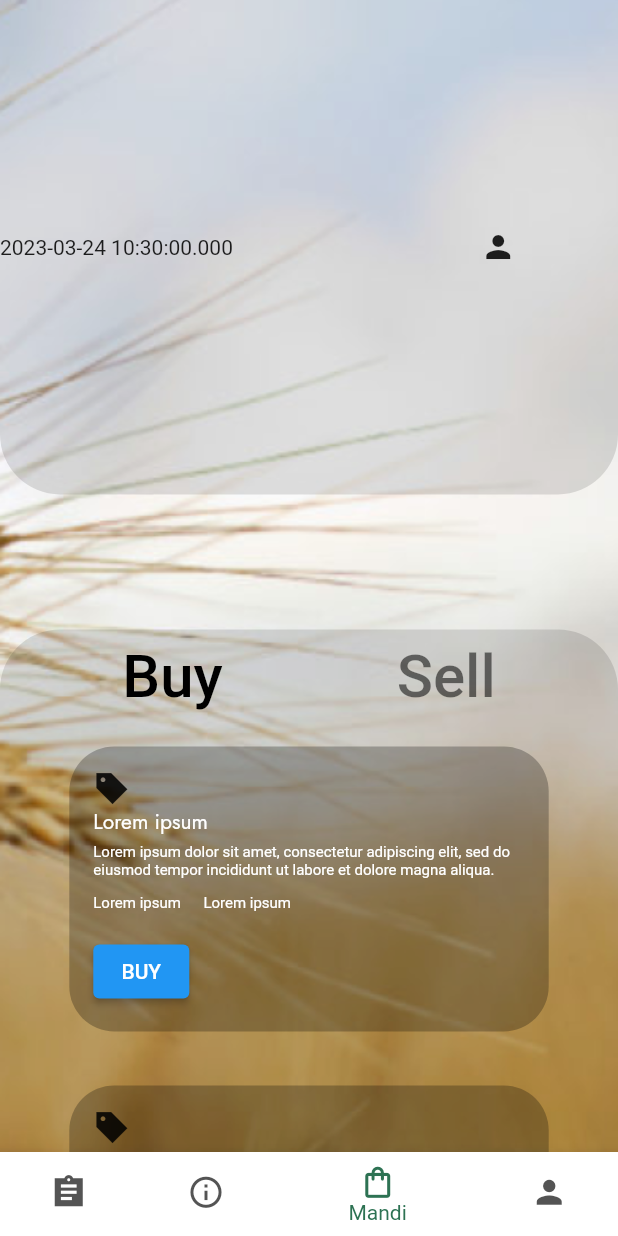
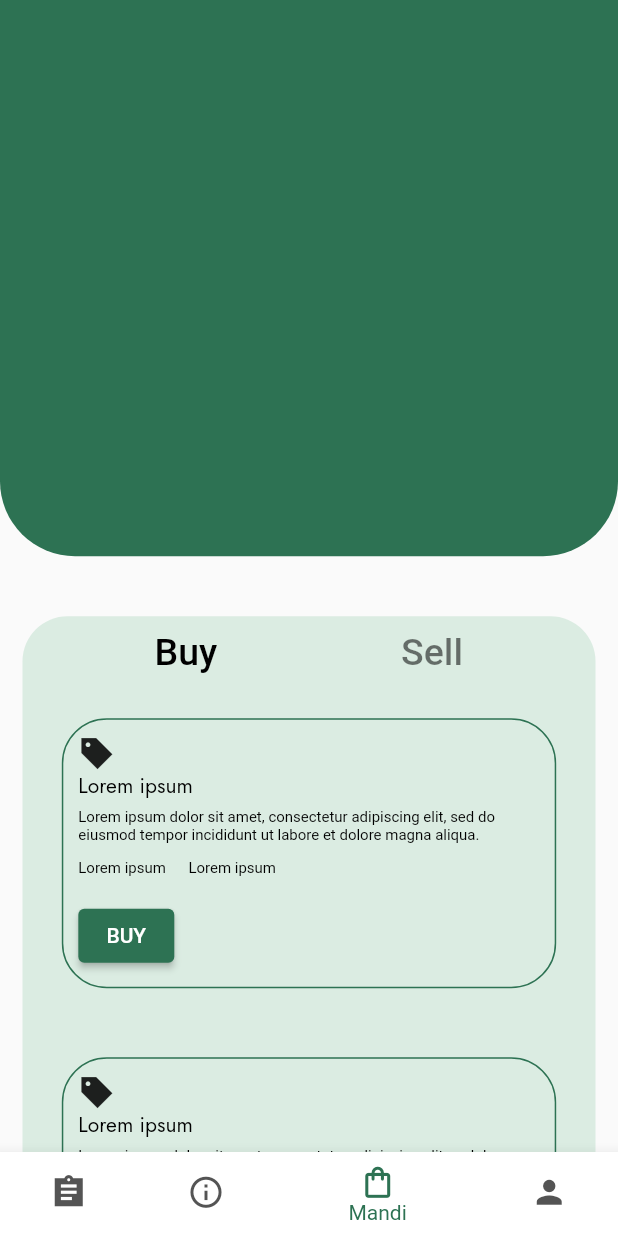
Before and after one commit to Krishi-Gyan/Krishi-Gyan-App, a Flutter app: the BNB screen opened by its route, item 3 of the bottom bar chosen, on a phone screen of 412 x 824 dp. Run offline on Flutter 3.47's test engine with Material 2 defaults, Android fonts, the phone set to English and light mode, and no system bars; our stand-ins replace font_awesome_flutter, google_fonts; missing offline and left inert: menu_button.

Commit message:
Changed the ui style

```diff
--- a/lib/bottom_navigation.dart
+++ b/lib/bottom_navigation.dart
@@ -1,5 +1,6 @@
 import 'package:flutter/material.dart';
-import 'package:krishi_gyan/widgets/recommendation.dart';
+import 'package:krishi_gyan/screens/gyan.dart';
+import 'package:krishi_gyan/screens/recommendation.dart';
 import 'package:krishi_gyan/screens/recom_screen.dart';
 
 import 'screens/account_page.dart';
@@ -15,7 +16,7 @@ class BNB extends StatefulWidget {
 class _BNBState extends State<BNB> {
   var selectedItem = 0;
   List children = [
-    const Mandi(),
+    const KrishiGyan(),
     const RecomScreen(),
     const Mandi(),
     const AccountPage(),
--- a/lib/main.dart
+++ b/lib/main.dart
@@ -1,6 +1,6 @@
 import 'package:flutter/material.dart';
 import 'package:krishi_gyan/screens/recom_screen.dart';
-import 'widgets/recommendation.dart';
+import 'screens/recommendation.dart';
 
 import 'screens/home_page.dart';
 import 'screens/landing_page.dart';
--- a/lib/screens/mandi.dart
+++ b/lib/screens/mandi.dart
@@ -1,5 +1,6 @@
 import 'package:flutter/material.dart';
 import 'package:font_awesome_flutter/font_awesome_flutter.dart';
+import 'package:krishi_gyan/constants/colors.dart';
 import 'package:krishi_gyan/widgets/cards.dart';
 
 enum WidgetMake { buy, sell }
@@ -19,54 +20,41 @@ class _MandiState extends State<Mandi> {
     String datetime = DateTime.now().toString();
     final size = MediaQuery.of(context).size;
     return Scaffold(
-      body: Stack(children: <Widget>[
-        // ignore: unnecessary_new
-        new Container(
-          decoration: const BoxDecoration(
-            image: DecorationImage(
-              image: AssetImage(
-                  "assets/landing_page_pic.png"), // <-- BACKGROUND IMAGE
-              fit: BoxFit.cover,
-            ),
-          ),
-        ),
-
-        SingleChildScrollView(
+      body: SingleChildScrollView(
         child: Column(
           children: <Widget>[
             Container(
-                height: size.height * 0.4,
+              height: size.height * 0.45,
               width: size.width,
               decoration: const BoxDecoration(
-                    color: Colors.black12, //color
+                  color: darkGreen, //color
                   borderRadius: BorderRadius.only(
-                        bottomLeft: Radius.circular(40),
-                        bottomRight: Radius.circular(40))),
-                child: Align(
-                  alignment: Alignment.centerLeft,
-                  child: Row(
-                    children: <Widget>[
-                      Text(
-                        datetime,
-                        textAlign: TextAlign.left,
-                      ),
-                      SizedBox(
-                        width: size.width * 0.4,
-                      ),
-                      const Icon(Icons.person)
-                    ],
-                  ),
-                ),
+                      bottomLeft: Radius.circular(50),
+                      bottomRight: Radius.circular(50))),
+              // child: Align(
+              //   alignment: Alignment.centerLeft,
+              //   child: Row(
+              //     children: <Widget>[
+              //       Text(
+              //         datetime,
+              //         textAlign: TextAlign.left,
+              //       ),
+              //       SizedBox(
+              //         width: size.width * 0.4,
+              //       ),
+              //       const Icon(Icons.person)
+              //     ],
+              //   ),
+              // ),
             ),
             const SizedBox(
-                height: 90,
+              height: 25,
             ),
             Container(
+              margin: const EdgeInsets.all(15),
               decoration: const BoxDecoration(
-                    color: Colors.black12, //color
-                    borderRadius: BorderRadius.only(
-                        topLeft: Radius.circular(40),
-                        topRight: Radius.circular(40))),
+                  color: lightGreen, //color
+                  borderRadius: BorderRadius.all(Radius.circular(30))),
               height: size.height * 0.5,
               width: size.width,
               child: SingleChildScrollView(
@@ -83,7 +71,7 @@ class _MandiState extends State<Mandi> {
                           },
                           child: Text("Buy",
                               style: TextStyle(
-                                    fontSize: 40,
+                                  fontSize: 25,
                                   color: (b == WidgetMake.buy)
                                       ? Colors.black
                                       : Colors.black54)),
@@ -100,13 +88,16 @@ class _MandiState extends State<Mandi> {
                           child: Text(
                             "Sell",
                             style: TextStyle(
-                                  fontSize: 40,
+                                fontSize: 25,
                                 color: (b == WidgetMake.sell)
                                     ? Colors.black
                                     : Colors.black54),
                           ),
                         ),
                       ],
+                    ),
+                    const SizedBox(
+                      height: 10,
                     ),
                     Container(
                       child: getCustomContainer(),
@@ -118,8 +109,6 @@ class _MandiState extends State<Mandi> {
           ],
         ),
       ),
-      ]),
-      backgroundColor: const Color.fromARGB(255, 189, 207, 135),
     );
   }
 
@@ -140,13 +129,16 @@ class _MandiState extends State<Mandi> {
         Container(
           width: MediaQuery.of(context).size.width * 0.9,
           decoration: BoxDecoration(
-              color: Colors.black26,
-              border: Border.all(color: Colors.black26),
+              color: Colors.transparent,
+              border: Border.all(color: darkGreen),
               borderRadius: BorderRadius.circular(20.0)),
           child: Padding(
             padding: const EdgeInsets.only(left: 20.0),
             child: ListTile(
-              leading: const FaIcon(FontAwesomeIcons.tree),
+              leading: const FaIcon(
+                FontAwesomeIcons.tree,
+                color: darkGreen,
+              ),
               title: TextFormField(
                 // controller: passwordController,
 
@@ -162,13 +154,16 @@ class _MandiState extends State<Mandi> {
         Container(
           width: MediaQuery.of(context).size.width * 0.9,
           decoration: BoxDecoration(
-              color: Colors.black26,
-              border: Border.all(color: Colors.black26),
+              color: Colors.transparent,
+              border: Border.all(color: darkGreen),
               borderRadius: BorderRadius.circular(20.0)),
           child: Padding(
             padding: const EdgeInsets.only(left: 20.0),
             child: ListTile(
-              leading: const FaIcon(FontAwesomeIcons.moneyBill1Wave),
+              leading: const FaIcon(
+                FontAwesomeIcons.moneyBill1Wave,
+                color: darkGreen,
+              ),
               title: TextFormField(
                 // controller: passwordController,
 
@@ -184,13 +179,16 @@ class _MandiState extends State<Mandi> {
         Container(
           width: MediaQuery.of(context).size.width * 0.9,
           decoration: BoxDecoration(
-              color: Colors.black26,
-              border: Border.all(color: Colors.black26),
+              color: Colors.transparent,
+              border: Border.all(color: darkGreen),
               borderRadius: BorderRadius.circular(20.0)),
           child: Padding(
             padding: const EdgeInsets.only(left: 20.0),
             child: ListTile(
-              leading: const FaIcon(FontAwesomeIcons.weightScale),
+              leading: const FaIcon(
+                FontAwesomeIcons.weightScale,
+                color: darkGreen,
+              ),
               title: TextFormField(
                 // controller: passwordController,
 
@@ -202,7 +200,7 @@ class _MandiState extends State<Mandi> {
             ),
           ),
         ),
-        Container(
+        SizedBox(
           width: 100,
           child: ElevatedButton(
             onPressed: () {
@@ -233,6 +231,7 @@ class _MandiState extends State<Mandi> {
             child: const Text(' List'),
             style: ElevatedButton.styleFrom(
               elevation: 40,
+              backgroundColor: darkGreen,
               shape: RoundedRectangleBorder(
                 borderRadius: BorderRadius.circular(20),
               ),
--- a/lib/screens/recom_screen.dart
+++ b/lib/screens/recom_screen.dart
@@ -1,5 +1,5 @@
 import 'package:flutter/material.dart';
-import 'package:krishi_gyan/widgets/recommendation.dart';
+import 'package:krishi_gyan/screens/recommendation.dart';
 
 class RecomScreen extends StatefulWidget {
   const RecomScreen({Key? key}) : super(key: key);
--- a/lib/widgets/cards.dart
+++ b/lib/widgets/cards.dart
@@ -1,5 +1,6 @@
 import 'package:flutter/material.dart';
 import 'package:google_fonts/google_fonts.dart';
+import 'package:krishi_gyan/constants/colors.dart';
 
 class MyCards extends StatefulWidget {
   const MyCards({Key? key}) : super(key: key);
@@ -19,14 +20,14 @@ class _MyCardsState extends State<MyCards> {
         child: Column(
           children: [
             Container(
-              padding: const EdgeInsets.all(15),
-              margin: const EdgeInsets.all(5),
+              padding: const EdgeInsets.all(10),
               decoration: BoxDecoration(
-                  border: Border.all(color: Colors.transparent),
-                  borderRadius: const BorderRadius.all(
-                    Radius.circular(30),
-                  ),
-                  color: Colors.black26),
+                border: Border.all(color: darkGreen),
+                borderRadius: const BorderRadius.all(
+                  Radius.circular(30),
+                ),
+                color: Colors.transparent,
+              ),
               child: Column(
                 crossAxisAlignment: CrossAxisAlignment.start,
                 children: [
@@ -34,7 +35,7 @@ class _MyCardsState extends State<MyCards> {
                   const Icon(Icons.sell_sharp),
                   Text(
                     'Lorem ipsum',
-                    style: GoogleFonts.jost(color: Colors.white),
+                    style: GoogleFonts.jost(color: Colors.black),
                   ),
                   const SizedBox(
                     height: 5,
@@ -43,7 +44,7 @@ class _MyCardsState extends State<MyCards> {
                     'Lorem ipsum dolor sit amet, consectetur adipiscing elit, sed do eiusmod tempor incididunt ut labore et dolore magna aliqua. ',
                     style: TextStyle(
                       fontSize: 10,
-                      color: Colors.white,
+                      color: Colors.black,
                     ),
                   ),
                   const SizedBox(
@@ -59,7 +60,7 @@ class _MyCardsState extends State<MyCards> {
                         'Lorem ipsum',
                         style: TextStyle(
                           fontSize: 10,
-                          color: Colors.white,
+                          color: Colors.black,
                         ),
                       ),
                       SizedBox(
@@ -69,7 +70,7 @@ class _MyCardsState extends State<MyCards> {
                         'Lorem ipsum',
                         style: TextStyle(
                           fontSize: 10,
-                          color: Colors.white,
+                          color: Colors.black,
                         ),
                       ),
                     ],
@@ -104,9 +105,8 @@ class _MyCardsState extends State<MyCards> {
                       );
                     },
                     style: ElevatedButton.styleFrom(
-
-                        // backgroundColor: const Color.fromARGB(255, 36, 35, 35),
-                        ),
+                      backgroundColor: darkGreen,
+                    ),
                     child: const Text('BUY'),
                   )
                 ],
```
Also changed, not shown: lib/screens/gyan.dart (added, +71 -0 lines), lib/screens/recommendation.dart (renamed from lib/widgets/recommendation.dart). Lines whose indentation alone changed are shown as unchanged.
